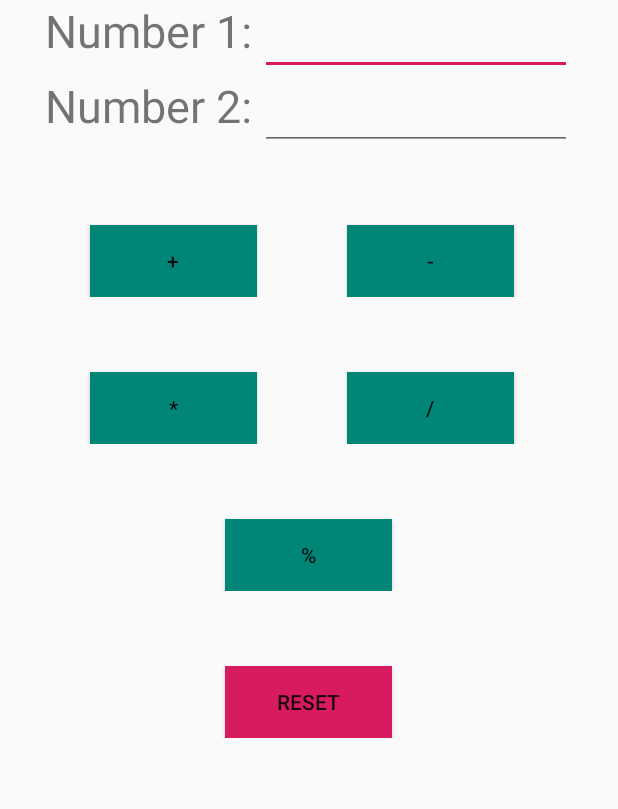
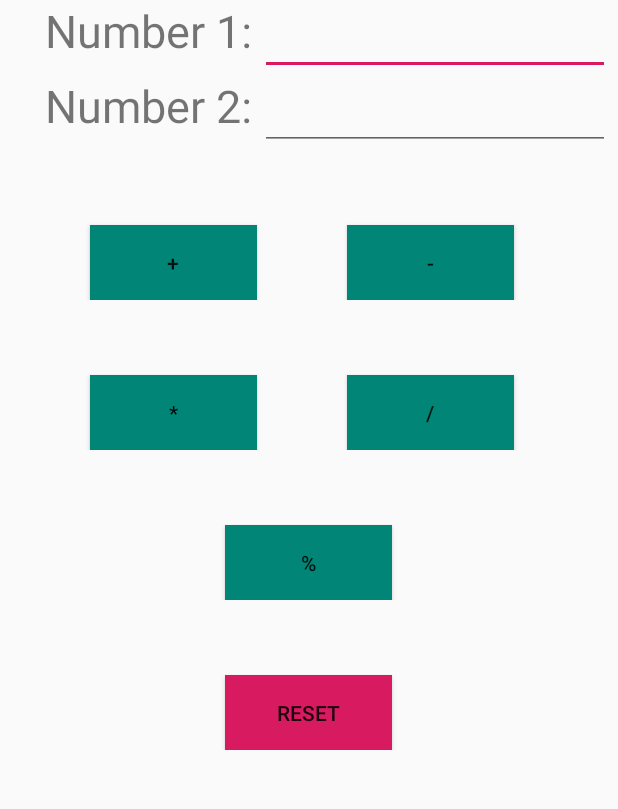
Before and after one commit to gauravc6/CollegeStuff, an Android app: the screen it shows after launch (MainActivity), on a phone screen of 412 x 824 dp, the part 185-994 px from its top. Run offline under Robolectric (Android 15) with nearby library versions, the phone set to English and light mode, and no system bars.

Commit message:
Add relative layout

```diff
--- a/java/MobileAppDev/SimpleCalculator/app/src/main/java/com/somecoolname/simplecalculator/MainActivity.java
+++ b/java/MobileAppDev/SimpleCalculator/app/src/main/java/com/somecoolname/simplecalculator/MainActivity.java
@@ -9,6 +9,6 @@ public class MainActivity extends AppCompatActivity {
     @Override
     protected void onCreate(Bundle savedInstanceState) {
         super.onCreate(savedInstanceState);
-        setContentView(R.layout.layout_table);
+        setContentView(R.layout.layout_relative);
     }
 }
--- /dev/null
+++ b/java/MobileAppDev/SimpleCalculator/app/src/main/res/layout/layout_relative.xml
@@ -0,0 +1,153 @@
+<?xml version="1.0" encoding="utf-8"?>
+<RelativeLayout xmlns:android="http://schemas.android.com/apk/res/android"
+    android:layout_width="match_parent"
+    android:layout_height="match_parent">
+
+    <TextView
+        android:id="@+id/textView"
+        android:layout_width="match_parent"
+        android:layout_height="wrap_content"
+        android:gravity="center_horizontal"
+        android:text="Simple Calculator"
+        android:textSize="50dp" />
+
+    <RelativeLayout
+        android:layout_width="match_parent"
+        android:layout_height="50dp"
+        android:layout_below="@+id/textView"
+        android:layout_marginTop="0dp">
+
+        <TextView
+            android:id="@+id/textView2"
+            android:layout_width="wrap_content"
+            android:layout_height="match_parent"
+            android:layout_marginLeft="30dp"
+            android:text="Number 1:"
+            android:textSize="30dp" />
+
+        <EditText
+            android:id="@+id/editText"
+            android:layout_width="208dp"
+            android:layout_height="wrap_content"
+            android:layout_alignParentEnd="true"
+            android:layout_marginStart="5dp"
+            android:layout_marginEnd="5dp"
+            android:layout_toEndOf="@+id/textView2"
+            android:ems="10"
+            android:inputType="number"
+            android:textSize="30dp" />
+
+    </RelativeLayout>
+
+    <RelativeLayout
+        android:layout_width="match_parent"
+        android:layout_height="50dp"
+        android:layout_below="@+id/textView"
+        android:layout_marginTop="50dp">
+
+        <TextView
+            android:id="@+id/textView1"
+            android:layout_width="wrap_content"
+            android:layout_height="match_parent"
+            android:layout_marginLeft="30dp"
+            android:text="Number 2:"
+            android:textSize="30dp" />
+
+        <EditText
+            android:id="@+id/editText2"
+            android:layout_width="208dp"
+            android:layout_height="wrap_content"
+            android:layout_alignParentEnd="true"
+            android:layout_marginStart="5dp"
+            android:layout_marginEnd="5dp"
+            android:layout_toEndOf="@+id/textView1"
+            android:ems="10"
+            android:inputType="number"
+            android:textSize="30dp" />
+    </RelativeLayout>
+
+    <RelativeLayout
+        android:layout_width="match_parent"
+        android:layout_height="wrap_content"
+        android:layout_below="@+id/textView"
+        android:layout_marginTop="100dp">
+
+        <Button
+            android:layout_width="111dp"
+            android:layout_height="50dp"
+            android:layout_alignParentStart="true"
+            android:layout_alignParentTop="true"
+            android:layout_marginStart="60dp"
+            android:layout_marginLeft="60dp"
+            android:layout_marginTop="50dp"
+            android:background="@color/colorPrimary"
+            android:text="+" />
+
+        <Button
+            android:layout_width="111dp"
+            android:layout_height="50dp"
+            android:layout_alignParentStart="true"
+            android:layout_alignParentTop="true"
+            android:layout_marginStart="231dp"
+            android:layout_marginLeft="60dp"
+            android:layout_marginTop="50dp"
+            android:background="@color/colorPrimary"
+            android:text="-" />
+    </RelativeLayout>
+
+    <RelativeLayout
+        android:layout_width="match_parent"
+        android:layout_height="wrap_content"
+        android:layout_below="@+id/textView"
+        android:layout_marginTop="200dp">
+
+        <Button
+            android:layout_width="111dp"
+            android:layout_height="50dp"
+            android:layout_alignParentStart="true"
+            android:layout_alignParentTop="true"
+            android:layout_marginStart="60dp"
+            android:layout_marginLeft="60dp"
+            android:layout_marginTop="50dp"
+            android:background="@color/colorPrimary"
+            android:text="*" />
+
+        <Button
+            android:layout_width="111dp"
+            android:layout_height="50dp"
+            android:layout_alignParentStart="true"
+            android:layout_alignParentTop="true"
+            android:layout_marginStart="231dp"
+            android:layout_marginLeft="60dp"
+            android:layout_marginTop="50dp"
+            android:background="@color/colorPrimary"
+            android:text="/" />
+    </RelativeLayout>
+    <RelativeLayout
+        android:layout_width="match_parent"
+        android:layout_height="wrap_content"
+        android:layout_below="@+id/textView"
+        android:layout_marginTop="300dp">
+        <Button
+            android:layout_width="111dp"
+            android:layout_height="50dp"
+            android:layout_marginLeft="150dp"
+            android:layout_marginTop="50dp"
+            android:text="%"
+            android:background="@color/colorPrimary"/>
+    </RelativeLayout>
+    <RelativeLayout
+        android:layout_width="match_parent"
+        android:layout_height="wrap_content"
+        android:layout_below="@+id/textView"
+        android:layout_marginTop="400dp">
+        <Button
+            android:layout_width="111dp"
+            android:layout_height="50dp"
+            android:layout_marginLeft="150dp"
+            android:layout_marginTop="50dp"
+            android:text="Reset"
+            android:background="@color/colorAccent"/>
+    </RelativeLayout>
+
+</RelativeLayout>
```
